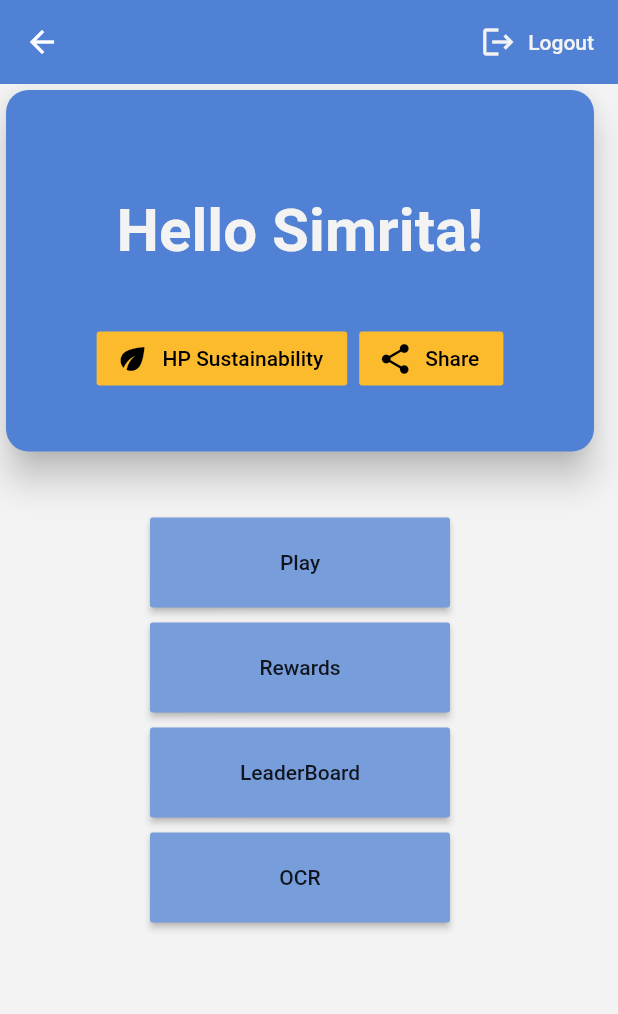
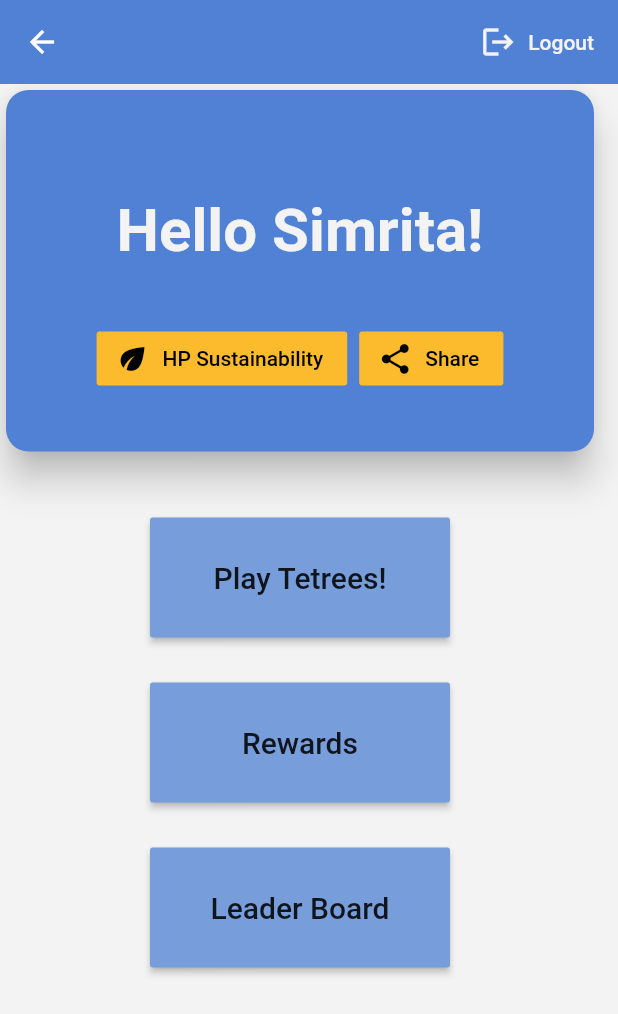
Before and after one commit to simritaj/hp_tetris, a Flutter app: the Home screen opened directly, on a phone screen of 412 x 824 dp. Shown: the top 1014 px of the screen. Run offline on Flutter 3.47's test engine with Material 2 defaults, Android fonts, the phone set to English and light mode, and no system bars; our stand-ins replace cloud_firestore, firebase_auth, firebase_core, image_picker; missing offline and left inert: firebase_ml_vision; accounts and stored records are empty.

Commit message:
formatting

```diff
--- a/lib/pages/authenticate/onboarding1.dart
+++ b/lib/pages/authenticate/onboarding1.dart
@@ -1,6 +1,5 @@
 import 'package:flutter/material.dart';
 import 'package:hp_tetris/pages/authenticate/onboarding2.dart';
-import 'package:hp_tetris/pages/home/home.dart';
 
 class OnBoarding1 extends StatefulWidget {
   @override
--- a/lib/pages/home/home.dart
+++ b/lib/pages/home/home.dart
@@ -1,10 +1,9 @@
 import 'package:flutter/material.dart';
+import 'package:hp_tetris/pages/linkedpages/get_blocks.dart';
 import 'package:hp_tetris/pages/linkedpages/leaderboard.dart';
-import 'package:hp_tetris/pages/linkedpages/play.dart';
 import 'package:hp_tetris/pages/linkedpages/rewards.dart';
 import 'package:hp_tetris/pages/linkedpages/share.dart';
 import 'package:hp_tetris/pages/linkedpages/sustainability.dart';
-import 'package:hp_tetris/pages/linkedpages/upload.dart';
 import 'package:hp_tetris/services/auth.dart';
 
 class Home extends StatelessWidget {
@@ -80,50 +79,38 @@ class Home extends StatelessWidget {
           ),
           SizedBox(height:40),
           SizedBox(
-            height: 60,
+            height: 80,
             width: 200,
             child: RaisedButton(
               color: Color.fromARGB(255, 120, 157, 219),
-              child: Text('Play'),
+              child: Text('Play Tetrees!', style: TextStyle(fontSize: 20)),
               onPressed: (){Navigator.push(
               context,
-              MaterialPageRoute(builder: (context) => Play()),
+              MaterialPageRoute(builder: (context) => GetBlocks()),
             );}),
           ),
-          SizedBox(height:10),
+          SizedBox(height:30),
           SizedBox(
-            height: 60,
+            height: 80,
             width: 200,
             child: RaisedButton(
               color: Color.fromARGB(255, 120, 157, 219),
-              child: Text('Rewards'),
+              child: Text('Rewards', style: TextStyle(fontSize: 20)),
               onPressed: (){Navigator.push(
               context,
               MaterialPageRoute(builder: (context) => Rewards()),
             );}),
           ),
-          SizedBox(height:10),
+          SizedBox(height:30),
           SizedBox(
-            height: 60,
+            height: 80,
             width: 200,
             child: RaisedButton(
               color: Color.fromARGB(255, 120, 157, 219),
-              child: Text('LeaderBoard'),
+              child: Text('Leader Board',style: TextStyle(fontSize: 20)),
               onPressed: (){Navigator.push(
               context,
               MaterialPageRoute(builder: (context) => LeaderBoard()),
-            );}),
-          ),
-          SizedBox(height:10),
-          SizedBox(
-            height: 60,
-            width: 200,
-            child: RaisedButton(
-              color: Color.fromARGB(255, 120, 157, 219),
-              child: Text('OCR'),
-              onPressed: (){Navigator.push(
-              context,
-              MaterialPageRoute(builder: (context) => Upload()),
             );}),
           ),
         ],
--- a/lib/pages/wrapper.dart
+++ b/lib/pages/wrapper.dart
@@ -1,4 +1,3 @@
-import 'package:hp_tetris/pages/authenticate/onboarding1.dart';
 import 'package:hp_tetris/pages/home/home.dart';
 import 'package:hp_tetris/pages/authenticate/authenticate.dart';
 import 'package:flutter/material.dart';
--- a/lib/tetris/game_main.dart
+++ b/lib/tetris/game_main.dart
@@ -1,6 +1,5 @@
 import 'package:flutter/material.dart';
 import 'package:provider/provider.dart';
-import 'package:flutter/services.dart';
 import 'score_bar.dart';
 import 'game.dart';
 import 'next_block.dart';
```
Also changed, not shown: lib/pages/linkedpages/get_blocks.dart (added, +74 -0 lines).
